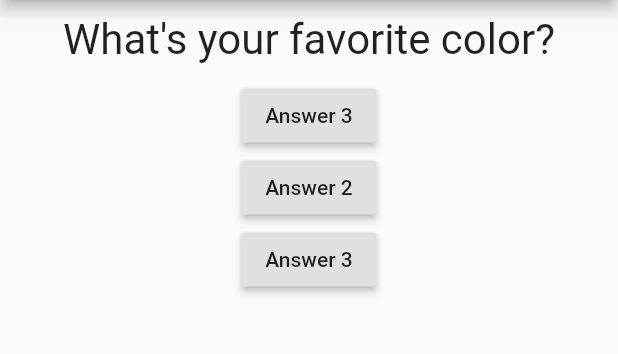
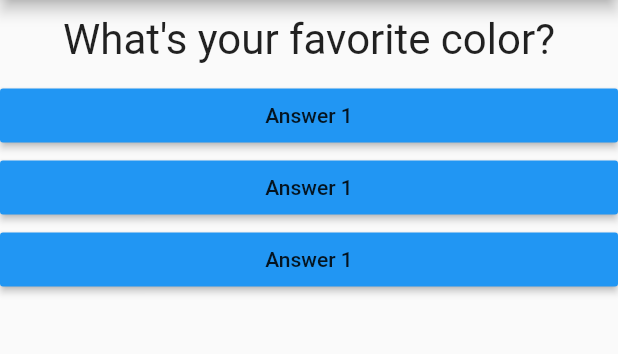
Before and after one commit to jackjhall22/firstFlutterApp, a Flutter app: the screen it shows after launch, on a phone screen of 412 x 824 dp, the part 84-438 px from its top. Run offline on Flutter 3.47's test engine with Material 2 defaults, Android fonts, the phone set to English and light mode, and no system bars.

Commit message:
create an Answer widget

```diff
--- /dev/null
+++ b/lib/answer.dart
@@ -0,0 +1,17 @@
+import 'package:flutter/material.dart';
+
+class Answer extends StatelessWidget {
+  final Function selectHandler;
+  Answer(this.selectHandler);
+  @override
+  Widget build(BuildContext context) {
+    return Container(
+      width: double.infinity,
+      child: RaisedButton(
+        color: Colors.blue,
+        child: Text('Answer 1'),
+        onPressed: selectHandler,
+      ),
+    );
+  }
+}
--- a/lib/main.dart
+++ b/lib/main.dart
@@ -1,5 +1,6 @@
 import 'package:flutter/material.dart';
 
+import './answer.dart';
 import './question.dart';
 // void main() {
 //   runApp(MyApp());
@@ -38,19 +39,12 @@ class _MyAppState extends State<MyApp> {
         ),
         body: Column(
           children: <Widget>[
-            Question(questions[_questionIndex]),
-            RaisedButton(
-              child: Text('Answer 3'),
-              onPressed: _answerQuestion,
+            Question(
+              questions[_questionIndex],
             ),
-            RaisedButton(
-              child: Text('Answer 2'),
-              onPressed: _answerQuestion,
-            ),
-            RaisedButton(
-              child: Text('Answer 3'),
-              onPressed: _answerQuestion,
-            ),
+            Answer(_answerQuestion),
+            Answer(_answerQuestion),
+            Answer(_answerQuestion),
           ],
         ),
       ),
```
